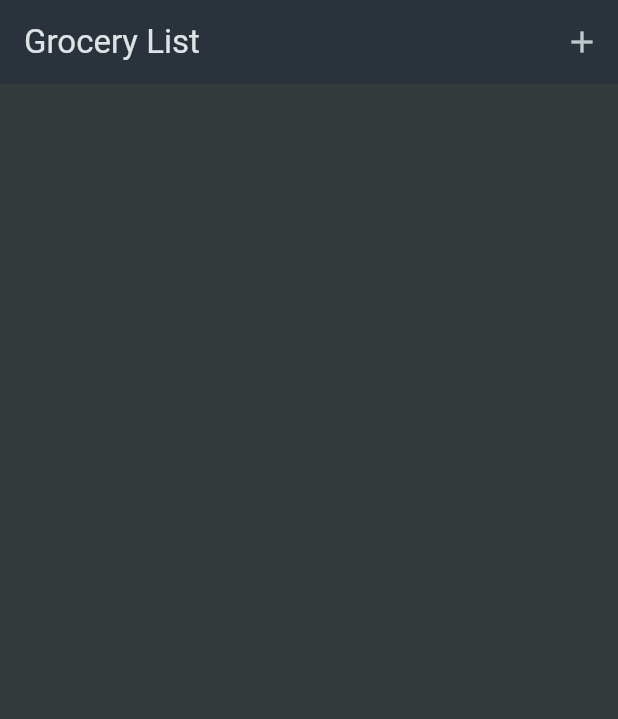
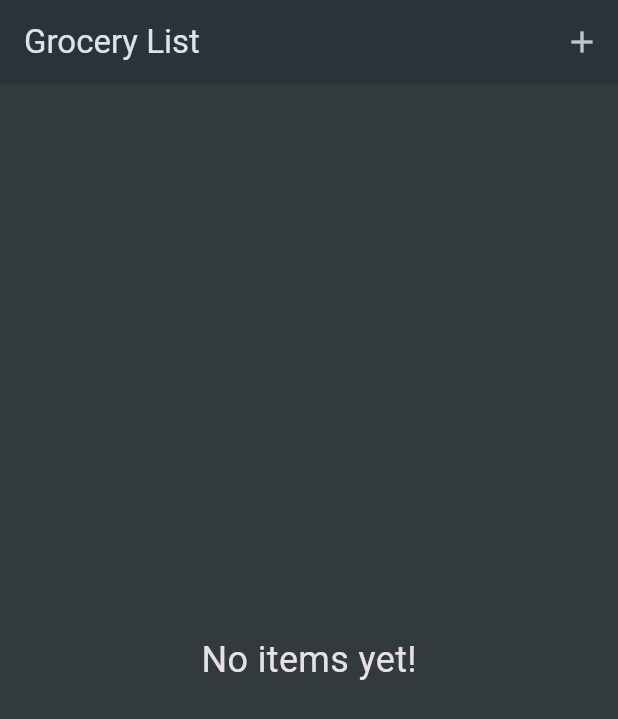
Before and after one commit to MoldyHacker/flutter_shopping_list, a Flutter app: the screen it shows after launch, on a phone screen of 412 x 824 dp. Shown: the top 719 px of the screen. Run offline on Flutter 3.47's test engine with Material 3 defaults, Android fonts, the phone set to English and light mode, and no system bars.

Commit message:
Refactor grocery list widget to allow removing items

```diff
--- a/lib/widgets/grocery_list.dart
+++ b/lib/widgets/grocery_list.dart
@@ -29,8 +29,42 @@ class _GroceryListState extends State<GroceryList> {
     });
   }
 
+  void _removeItem(GroceryItem item) {
+    setState(() {
+      _groceryItems.remove(item);
+    });
+  }
+
   @override
   Widget build(BuildContext context) {
+    Widget content = const Center(
+      child: Text(
+        'No items yet!',
+        style: TextStyle(fontSize: 24),
+      ),
+    );
+
+    if (_groceryItems.isNotEmpty) {
+      content = ListView.builder(
+        itemCount: _groceryItems.length,
+        itemBuilder: (ctx, index) => Dismissible(
+          key: ValueKey(_groceryItems[index].id),
+          onDismissed: (direction) {
+            _removeItem(_groceryItems[index]);
+          },
+          child: ListTile(
+            title: Text(_groceryItems[index].name),
+            leading: Container(
+              width: 24,
+              height: 24,
+              color: _groceryItems[index].category.color,
+            ),
+            trailing: Text('x${_groceryItems[index].quantity}'),
+          ),
+        ),
+      );
+    }
+
     return Scaffold(
       appBar: AppBar(
         title: const Text('Grocery List'),
@@ -41,18 +75,7 @@ class _GroceryListState extends State<GroceryList> {
           ),
         ],
       ),
-      body: ListView.builder(
-        itemCount: _groceryItems.length,
-        itemBuilder: (ctx, index) => ListTile(
-          title: Text(_groceryItems[index].name),
-          leading: Container(
-            width: 24,
-            height: 24,
-            color: _groceryItems[index].category.color,
-          ),
-          trailing: Text('x${_groceryItems[index].quantity}'),
-        ),
-      ),
+      body: content,
     );
   }
 }
```
